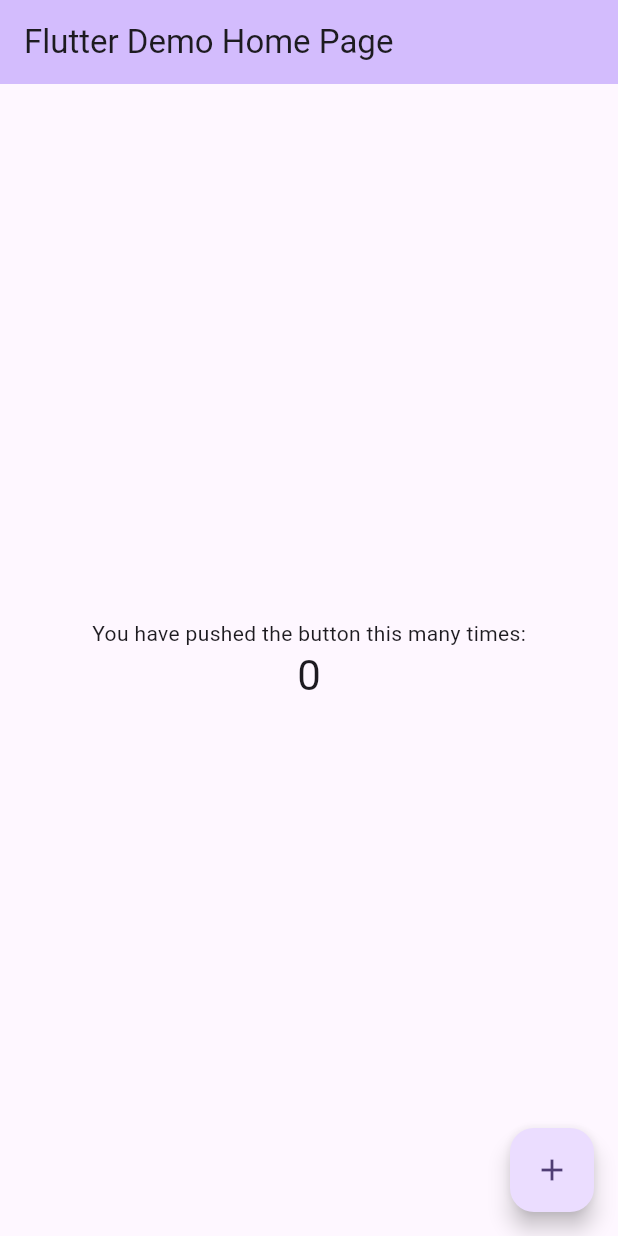
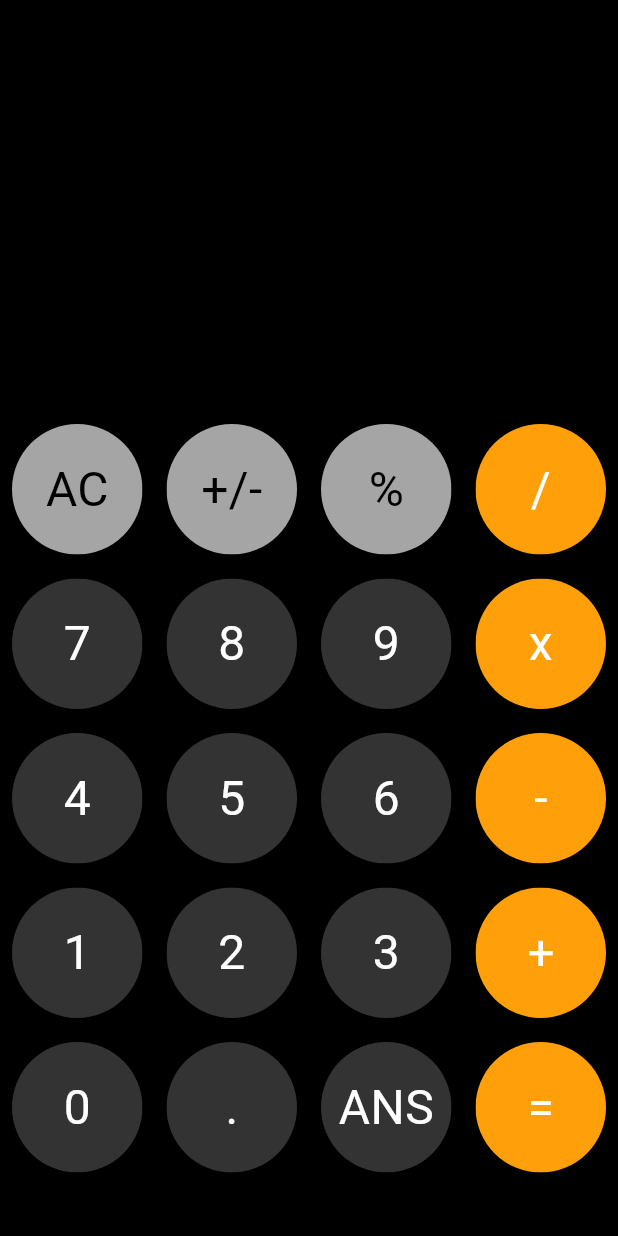
Before and after one commit to mozidan27/calculator, a Flutter app: the screen it shows after launch, on a phone screen of 412 x 824 dp. Run offline on Flutter 3.47's test engine with Material 3 defaults, Android fonts, the phone set to English and light mode, and no system bars.

Commit message:
UI bulid

```diff
--- a/lib/main.dart
+++ b/lib/main.dart
@@ -1,125 +1,18 @@
+import 'package:calculator/screens/home_page.dart';
 import 'package:flutter/material.dart';
 
 void main() {
-  runApp(const MyApp());
+  runApp(const Calculator());
 }
 
-class MyApp extends StatelessWidget {
-  const MyApp({super.key});
+class Calculator extends StatelessWidget {
+  const Calculator({super.key});
 
-  // This widget is the root of your application.
   @override
   Widget build(BuildContext context) {
-    return MaterialApp(
-      title: 'Flutter Demo',
-      theme: ThemeData(
-        // This is the theme of your application.
-        //
-        // TRY THIS: Try running your application with "flutter run". You'll see
-        // the application has a purple toolbar. Then, without quitting the app,
-        // try changing the seedColor in the colorScheme below to Colors.green
-        // and then invoke "hot reload" (save your changes or press the "hot
-        // reload" button in a Flutter-supported IDE, or press "r" if you used
-        // the command line to start the app).
-        //
-        // Notice that the counter didn't reset back to zero; the application
-        // state is not lost during the reload. To reset the state, use hot
-        // restart instead.
-        //
-        // This works for code too, not just values: Most code changes can be
-        // tested with just a hot reload.
-        colorScheme: ColorScheme.fromSeed(seedColor: Colors.deepPurple),
-        useMaterial3: true,
-      ),
-      home: const MyHomePage(title: 'Flutter Demo Home Page'),
+    return const MaterialApp(
+      debugShowCheckedModeBanner: false,
+      home: HomePage(),
     );
   }
 }
-
-class MyHomePage extends StatefulWidget {
-  const MyHomePage({super.key, required this.title});
-
-  // This widget is the home page of your application. It is stateful, meaning
-  // that it has a State object (defined below) that contains fields that affect
-  // how it looks.
-
-  // This class is the configuration for the state. It holds the values (in this
-  // case the title) provided by the parent (in this case the App widget) and
-  // used by the build method of the State. Fields in a Widget subclass are
-  // always marked "final".
-
-  final String title;
-
-  @override
-  State<MyHomePage> createState() => _MyHomePageState();
-}
-
-class _MyHomePageState extends State<MyHomePage> {
-  int _counter = 0;
-
-  void _incrementCounter() {
-    setState(() {
-      // This call to setState tells the Flutter framework that something has
-      // changed in this State, which causes it to rerun the build method below
-      // so that the display can reflect the updated values. If we changed
-      // _counter without calling setState(), then the build method would not be
-      // called again, and so nothing would appear to happen.
-      _counter++;
-    });
-  }
-
-  @override
-  Widget build(BuildContext context) {
-    // This method is rerun every time setState is called, for instance as done
-    // by the _incrementCounter method above.
-    //
-    // The Flutter framework has been optimized to make rerunning build methods
-    // fast, so that you can just rebuild anything that needs updating rather
-    // than having to individually change instances of widgets.
-    return Scaffold(
-      appBar: AppBar(
-        // TRY THIS: Try changing the color here to a specific color (to
-        // Colors.amber, perhaps?) and trigger a hot reload to see the AppBar
-        // change color while the other colors stay the same.
-        backgroundColor: Theme.of(context).colorScheme.inversePrimary,
-        // Here we take the value from the MyHomePage object that was created by
-        // the App.build method, and use it to set our appbar title.
-        title: Text(widget.title),
-      ),
-      body: Center(
-        // Center is a layout widget. It takes a single child and positions it
-        // in the middle of the parent.
-        child: Column(
-          // Column is also a layout widget. It takes a list of children and
-          // arranges them vertically. By default, it sizes itself to fit its
-          // children horizontally, and tries to be as tall as its parent.
-          //
-          // Column has various properties to control how it sizes itself and
-          // how it positions its children. Here we use mainAxisAlignment to
-          // center the children vertically; the main axis here is the vertical
-          // axis because Columns are vertical (the cross axis would be
-          // horizontal).
-          //
-          // TRY THIS: Invoke "debug painting" (choose the "Toggle Debug Paint"
-          // action in the IDE, or press "p" in the console), to see the
-          // wireframe for each widget.
-          mainAxisAlignment: MainAxisAlignment.center,
-          children: <Widget>[
-            const Text(
-              'You have pushed the button this many times:',
-            ),
-            Text(
-              '$_counter',
-              style: Theme.of(context).textTheme.headlineMedium,
-            ),
-          ],
-        ),
-      ),
-      floatingActionButton: FloatingActionButton(
-        onPressed: _incrementCounter,
-        tooltip: 'Increment',
-        child: const Icon(Icons.add),
-      ), // This trailing comma makes auto-formatting nicer for build methods.
-    );
-  }
-}
--- /dev/null
+++ b/lib/screens/home_page.dart
@@ -0,0 +1,85 @@
+import 'package:calculator/widgets/buttom.dart';
+import 'package:flutter/material.dart';
+import 'package:flutter/widgets.dart';
+
+class HomePage extends StatefulWidget {
+  const HomePage({super.key});
+
+  @override
+  State<HomePage> createState() => _HomePageState();
+}
+
+class _HomePageState extends State<HomePage> {
+  final List<String> buttoms = [
+    'AC',
+    '+/-',
+    '%',
+    '/',
+    '7',
+    '8',
+    '9',
+    'x',
+    '4',
+    '5',
+    '6',
+    '-',
+    '1',
+    '2',
+    '3',
+    '+',
+    '0',
+    '.',
+    'ANS',
+    '=',
+  ];
+  @override
+  Widget build(BuildContext context) {
+    return Scaffold(
+      backgroundColor: Colors.black,
+      body: Column(
+        children: [
+          Expanded(child: Container()),
+          Expanded(
+              flex: 2,
+              child: Container(
+                  child: GridView.builder(
+                itemCount: buttoms.length,
+                gridDelegate: const SliverGridDelegateWithFixedCrossAxisCount(
+                    crossAxisCount: 4),
+                itemBuilder: (context, index) {
+                  if (index == 0 || index == 1 || index == 2) {
+                    return MyButtom(
+                      buttomText: buttoms[index],
+                      color: const Color(0xffA5A5A5),
+                      textColor: Colors.black,
+                    );
+                  } else {
+                    return MyButtom(
+                      buttomText: buttoms[index],
+                      color: isOperator(buttoms[index])
+                          ? const Color(0xffFF9F0A)
+                          : const Color(0xff333333),
+                      textColor: Colors.white,
+                    );
+                  }
+                },
+              ))),
+        ],
+      ),
+    );
+  }
+
+  bool isOperator(String x) {
+    if (x == 'x' || x == '/' || x == '-' || x == '+' || x == '=') {
+      return true;
+    }
+    return false;
+  }
+
+  // bool isOperator2(String AC) {
+  //   if (AC == 'AC' || AC == '+/-' || AC == '%') {
+  //     return true;
+  //   }
+  //   return false;
+  // }
+}
--- /dev/null
+++ b/lib/widgets/buttom.dart
@@ -0,0 +1,28 @@
+import 'package:flutter/material.dart';
+
+class MyButtom extends StatelessWidget {
+  const MyButtom(
+      {super.key, this.color, this.textColor, required this.buttomText});
+  final color;
+  final textColor;
+  final String buttomText;
+  @override
+  Widget build(BuildContext context) {
+    return Padding(
+      padding: const EdgeInsets.all(8.0),
+      child: ClipRRect(
+        // borderRadius: BorderRadius.circular(23),
+        child: Container(
+          decoration: BoxDecoration(shape: BoxShape.circle, color: color),
+          child: Center(
+            child: Text(
+              buttomText,
+              style: TextStyle(
+                  color: textColor, fontSize: 32, fontWeight: FontWeight.w400),
+            ),
+          ),
+        ),
+      ),
+    );
+  }
+}
```
